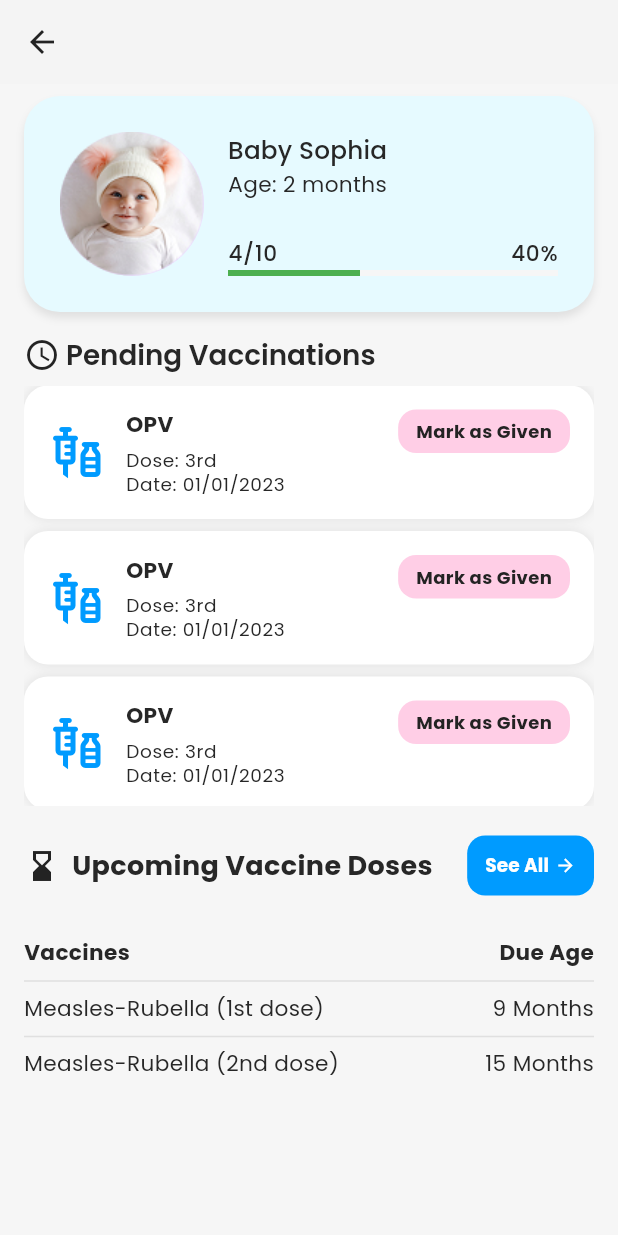
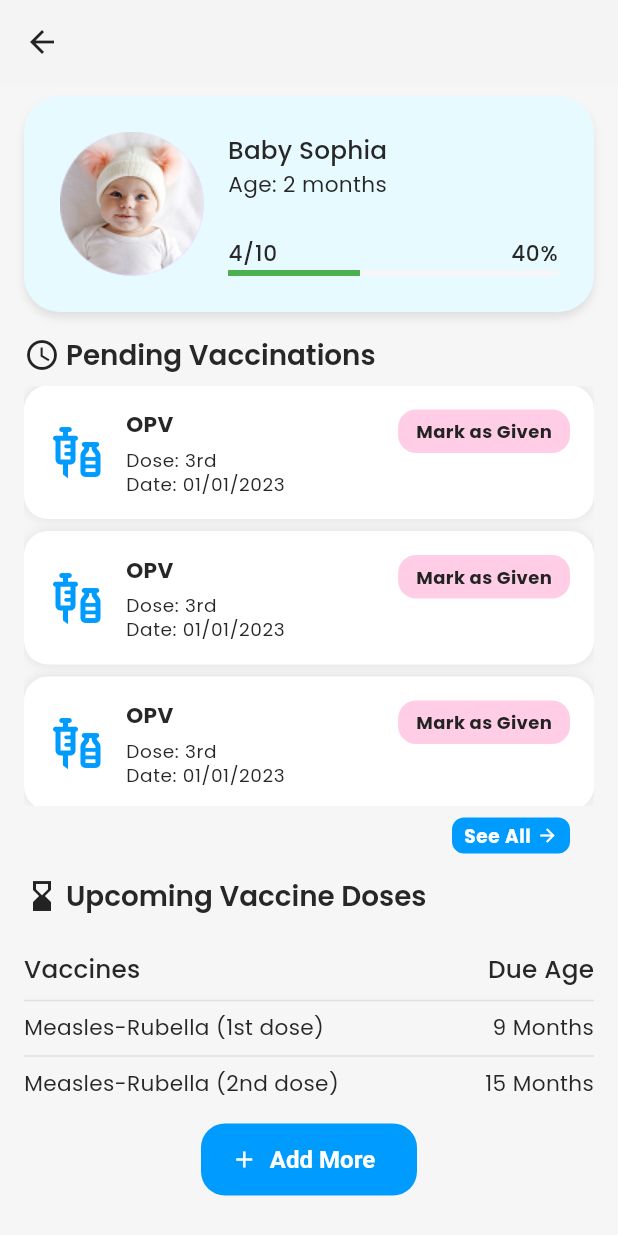
Before and after one commit to Learnathon-By-Geeky-Solutions/triangle, a Flutter app: the Vaccination screen opened directly, on a phone screen of 412 x 824 dp. Run offline on Flutter 3.47's test engine with Material 3 defaults, Android fonts, the phone set to English and light mode, and no system bars; our stand-ins replace cloud_firestore, connectivity_plus, firebase_auth, firebase_core, flutter_dotenv, flutter_native_splash and 4 more; accounts and stored records are empty.

Commit message:
Enhance Vaccination view with new 'See All' button and improved layout for upcoming vaccine doses

```diff
--- a/lib/view/vaccination/vaccination.dart
+++ b/lib/view/vaccination/vaccination.dart
@@ -1,6 +1,9 @@
 import 'package:flutter/material.dart';
+import 'package:get/get.dart';
 import 'package:triangle/utils/constants/app_colors.dart';
 import 'package:triangle/utils/constants/sizes.dart';
+
+import 'vaccine_list_view.dart';
 
 class Vaccination extends StatelessWidget {
   const Vaccination({super.key});
@@ -171,66 +174,47 @@ class Vaccination extends StatelessWidget {
                   ),
                 ),
 
+                const SizedBox(height: Sizes.sm),
+
+                Padding(
+                  padding: const EdgeInsets.only(right: Sizes.md),
+                  child: Container(
+                    padding: const EdgeInsets.symmetric( horizontal: Sizes.sm, vertical: Sizes.xs),
+                    decoration: BoxDecoration(
+                      color: AppColor.secondary,
+                      borderRadius: BorderRadius.circular(Sizes.sm),
+                    ),
+                    child: Row(
+                      mainAxisSize: MainAxisSize.min,
+                      children: [
+                        Text('See All',
+                          style: Theme.of(context).textTheme.bodySmall!.copyWith(color: AppColor.white, fontWeight: FontWeight.bold)),
+                        const SizedBox(width: Sizes.xs),
+                        const Icon(Icons.arrow_forward, color: AppColor.white, size: 14),
+                      ],
+                    ),
+                  ),
+                )
               ],
             ),
 
 
-            const SizedBox(height: 16),
+            const SizedBox(height: Sizes.md),
 
             // Upcoming Vaccines Section
             Row(
-              mainAxisAlignment: MainAxisAlignment.spaceBetween,
               children: [
-                const Row(
-                  children: [
-                    Icon(Icons.hourglass_bottom, color: AppColor.black),
-                    SizedBox(width: 8),
-                    Text(
-                      'Upcoming Vaccine Doses',
-                      style: TextStyle(
-                        fontSize: 18,
-                        fontWeight: FontWeight.bold,
-                      ),
-                    ),
-                  ],
-                ),
-                TextButton(
-                  onPressed: () {},
-                  style: TextButton.styleFrom(
-                    backgroundColor: AppColor.secondary, // solid blue background like in your image
-                    padding: const EdgeInsets.symmetric(horizontal: 12, vertical: 4),
-                    shape: RoundedRectangleBorder(
-                      borderRadius: BorderRadius.circular(12),
-                    ),
-                  ),
-                  child: const Row(
-                    mainAxisSize: MainAxisSize.min,
-                    children: [
-                      Text(
-                        'See All',
-                        style: TextStyle(
-                          color: AppColor.white,
-                          fontWeight: FontWeight.bold,
-                        ),
-                      ),
-                      SizedBox(width: 4),
-                      Icon(
-                        Icons.arrow_forward,
-                        color: AppColor.white,
-                        size: 14,
-                      ),
-                    ],
-                  ),
-                ),
-
+                const Icon(Icons.hourglass_bottom, color: AppColor.black),
+                const SizedBox(width: Sizes.xs),
+                Text('Upcoming Vaccine Doses',
+                  style: Theme.of(context).textTheme.headlineSmall),
               ],
             ),
 
-            const SizedBox(height: 16),
+            const SizedBox(height: Sizes.md),
 
             // Upcoming Vaccine Table
-            Container(
-              child: Table(
+            Table(
               columnWidths: const {
                 0: FlexColumnWidth(2),
                 1: FlexColumnWidth(1),
@@ -242,20 +226,19 @@ class Vaccination extends StatelessWidget {
                 // Header
                 TableRow(
                   children: [
-                      const Padding(
-                        padding: EdgeInsets.symmetric(vertical: 8),
-                        child: Text(
-                          'Vaccines',
-                          style: TextStyle(fontWeight: FontWeight.bold),
+                    Padding(
+                      padding: const EdgeInsets.symmetric(vertical: Sizes.sm),
+                      child: Text('Vaccines',
+                        style: Theme.of(context).textTheme.titleMedium,
                       ),
                     ),
                     Padding(
-                        padding: const EdgeInsets.symmetric(vertical: 8),
+                      padding: const EdgeInsets.symmetric(vertical: Sizes.sm),
                       child: Container(
                         alignment: Alignment.centerRight,
-                          child: const Text(
+                        child: Text(
                           'Due Age',
-                            style: TextStyle(fontWeight: FontWeight.bold),
+                          style: Theme.of(context).textTheme.titleMedium,
                         ),
                       ),
                     ),
@@ -295,7 +278,15 @@ class Vaccination extends StatelessWidget {
                 ),
               ],
             ),
-            ),
+
+            const SizedBox(height: Sizes.sm),
+
+            FilledButton.icon(
+              onPressed: () { Get.to(() => const VaccineListView()); },
+              style: FilledButton.styleFrom(backgroundColor: AppColor.secondary),
+              icon: const Icon(Icons.add),
+              label: const Text("Add More"),
+            )
           ],
         ),
       ),
```
Lines whose indentation alone changed are shown as unchanged.
